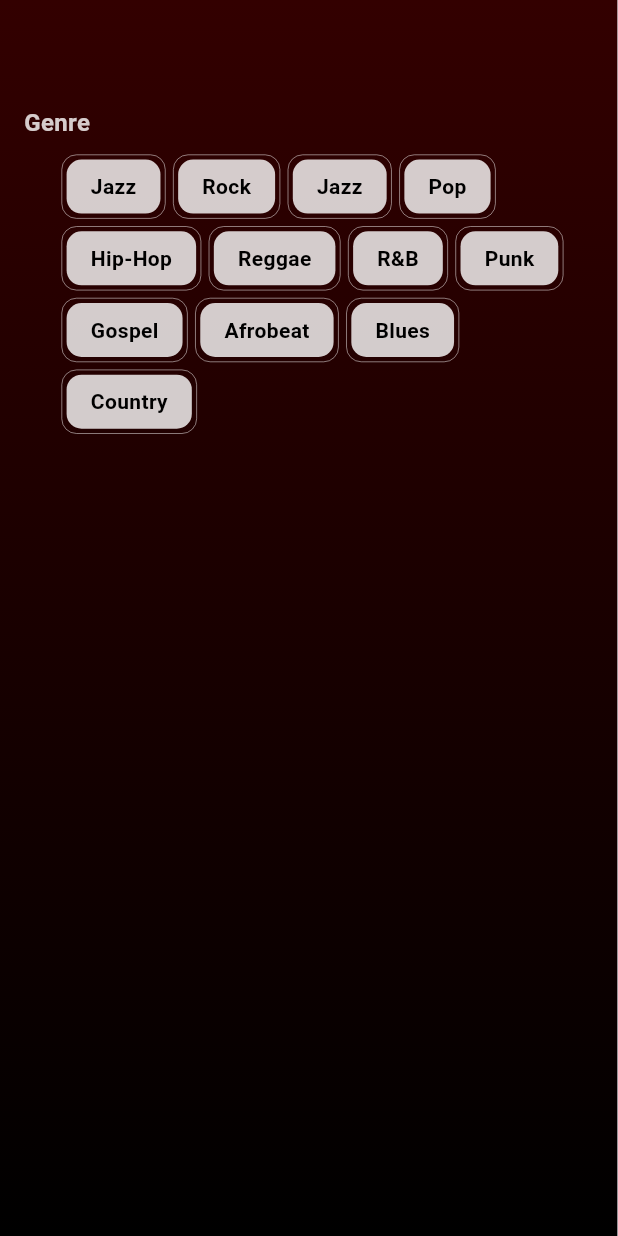
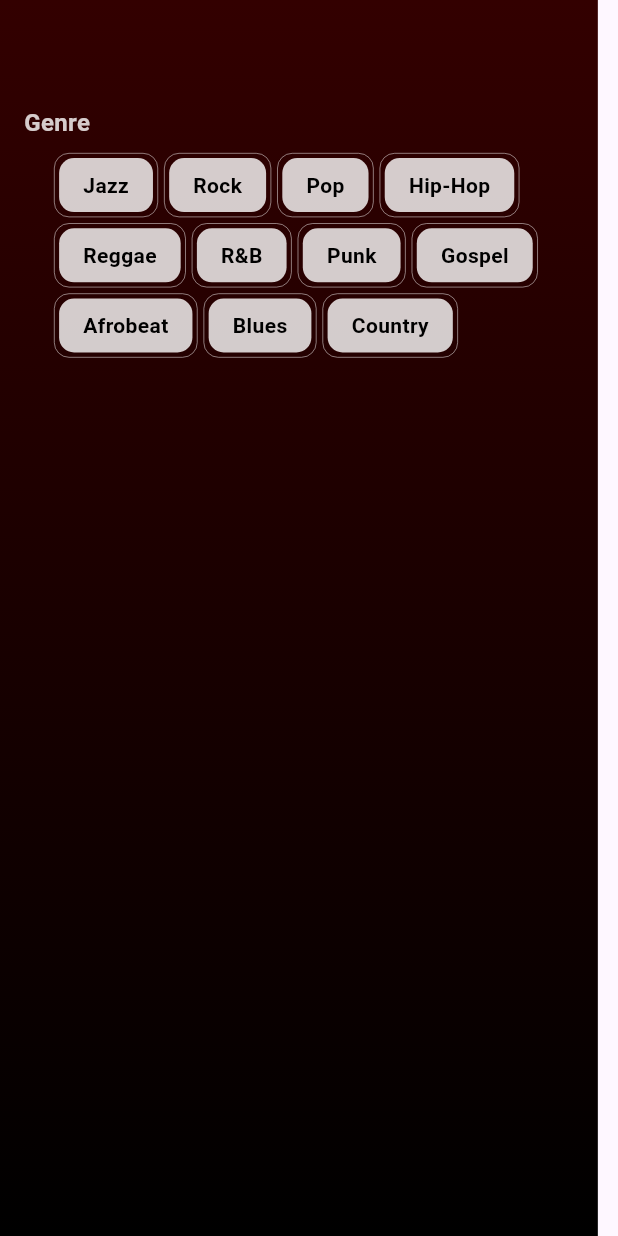
Before and after one commit to kwakyebrilliant/sonnet, a Flutter app: the PromptScreen screen opened directly with empty values, on a phone screen of 412 x 824 dp. Run offline on Flutter 3.47's test engine with Material 3 defaults, Android fonts, the phone set to English and light mode, and no system bars.

Commit message:
prompt updates

```diff
--- a/lib/prompt_screen.dart
+++ b/lib/prompt_screen.dart
@@ -13,7 +13,6 @@ class _PromptScreenState extends State<PromptScreen> {
   final List<String> genres = [
     'Jazz',
     'Rock',
-    'Jazz',
     'Pop',
     'Hip-Hop',
     'Reggae',
@@ -24,6 +23,18 @@ class _PromptScreenState extends State<PromptScreen> {
     'Blues',
     'Country',
   ];
+
+  final Set<String> _selectedGenres = {};
+
+  void _onGenreTap(String genre) {
+    setState(() {
+      if (_selectedGenres.contains(genre)) {
+        _selectedGenres.remove(genre);
+      } else {
+        _selectedGenres.add(genre);
+      }
+    });
+  }
 
   @override
   Widget build(BuildContext context) {
@@ -69,17 +80,21 @@ class _PromptScreenState extends State<PromptScreen> {
                         ),
                         child: Wrap(
                           children: genres.map((genre) {
-                            return Container(
+                            final isSelected = _selectedGenres.contains(genre);
+                            return GestureDetector(
+                              onTap: () => _onGenreTap(genre),
+                              child: Container(
                                 padding: const EdgeInsets.all(3.0),
                                 margin:
-                                  const EdgeInsets.only(left: 5.0, top: 5.0),
+                                    const EdgeInsets.only(right: 4.0, top: 4.0),
                                 decoration: BoxDecoration(
                                   borderRadius: BorderRadius.circular(10.0),
                                   border: Border.all(
                                     width: 0.4,
                                     color: const Color(0xFFFFFFFF)
                                         .withOpacity(0.8),
-                                  )),
+                                  ),
+                                ),
                                 child: Container(
                                   padding: const EdgeInsets.only(
                                     left: 16.0,
@@ -88,16 +103,21 @@ class _PromptScreenState extends State<PromptScreen> {
                                     bottom: 8.0,
                                   ),
                                   decoration: BoxDecoration(
-                                  color:
-                                      const Color(0xFFFFFFFF).withOpacity(0.8),
+                                    color: isSelected
+                                        ? const Color(0xFF0000FF)
+                                        : const Color(0xFFFFFFFF)
+                                            .withOpacity(0.8),
                                     borderRadius: BorderRadius.circular(10.0),
                                   ),
                                   child: Text(
                                     genre,
-                                  style: const TextStyle(
+                                    style: TextStyle(
                                       fontSize: 14.0,
                                       fontWeight: FontWeight.bold,
-                                    color: Color(0xFF000000),
+                                      color: isSelected
+                                          ? const Color(0xFFFFFFFF)
+                                          : const Color(0xFF000000),
+                                    ),
                                   ),
                                 ),
                               ),
```
Lines whose indentation alone changed are shown as unchanged.
